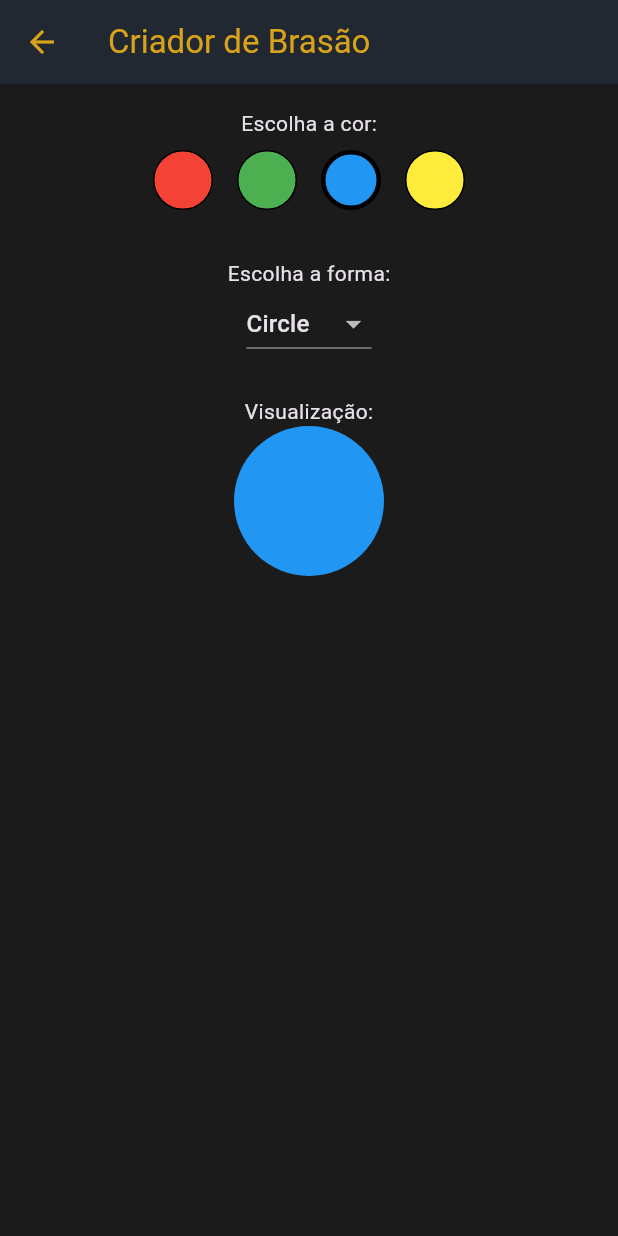
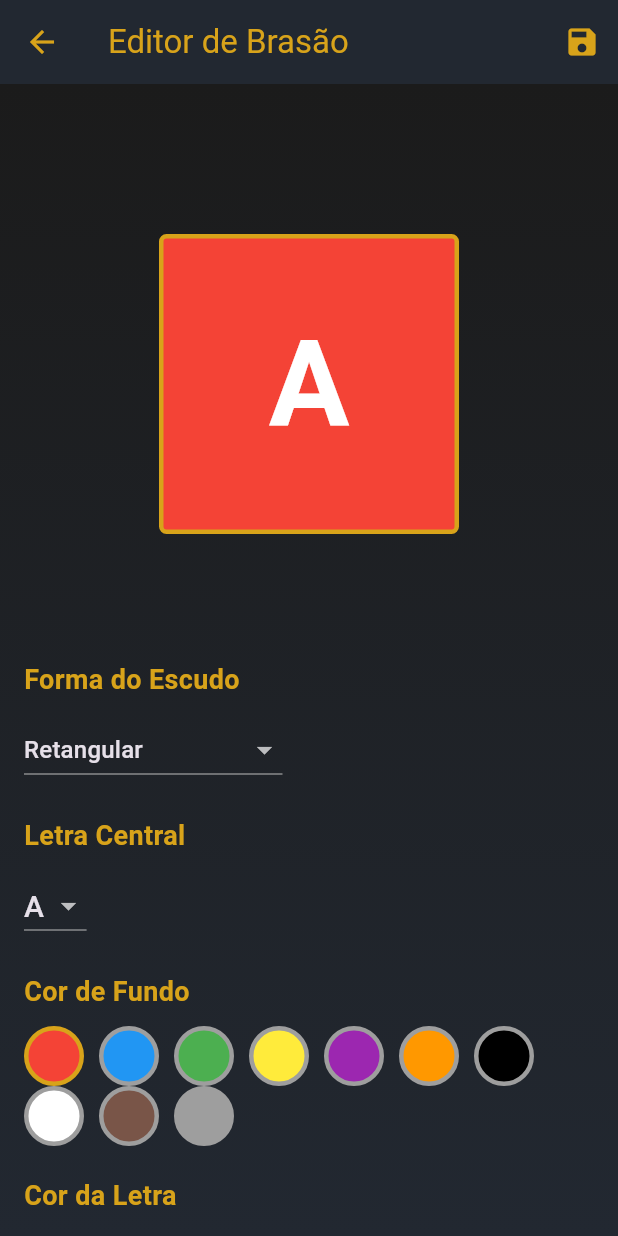
Before and after one commit to Souza371/Game-of-Trones, a Flutter app: the screen it shows after launch, after a tap on "Criar Brasão", on a phone screen of 412 x 824 dp. Run offline on Flutter 3.47's test engine with Material 3 defaults, Android fonts, the light colour scheme and no system bars; Roboto replaces fonts that are missing (Cinzel).

Commit message:
feat: editor de brasões completo com salvamento automático + sistema de missões + quiz reformulado

```diff
--- a/lib/main.dart
+++ b/lib/main.dart
@@ -4,10 +4,9 @@ import 'screens/profile_screen.dart';
 import 'screens/search_screen.dart';
 import 'screens/character_detail_screen.dart';
 import 'screens/quiz_screen.dart';
-import 'screens/emblem_creator_screen.dart';
+import 'screens/emblem_editor_screen.dart'; // NOVO EDITOR
 import 'screens/quiz_result_screen.dart';
 import 'screens/house_result_screen.dart';
-
 
 void main() {
   runApp(GotPoquedexApp());
@@ -17,7 +16,7 @@ class GotPoquedexApp extends StatelessWidget {
   @override
   Widget build(BuildContext context) {
     return MaterialApp(
-      title: 'Pokedex Temática - Game of Thrones',
+      title: 'Game of Thrones - Criador de Brasões',
       theme: ThemeData.dark().copyWith(
         colorScheme: ColorScheme.dark(
           primary: Color(0xFF222831),
@@ -47,10 +46,9 @@ class GotPoquedexApp extends StatelessWidget {
         '/profile': (context) => ProfileScreen(),
         '/search': (context) => SearchScreen(),
         '/quiz': (context) => QuizScreen(),
-        '/emblem': (context) => EmblemCreatorScreen(),
-  '/result': (context) => QuizResultScreen(),
-  '/house_result': (context) => HouseResultScreen(),
-        // Para detalhes, use Navigator.push
+        '/emblem_editor': (context) => EmblemEditorScreen(), // EDITOR ADICIONADO
+        '/result': (context) => QuizResultScreen(),
+        '/house_result': (context) => HouseResultScreen(),
       },
       debugShowCheckedModeBanner: false,
     );
--- /dev/null
+++ b/lib/screens/emblem_editor_screen.dart
@@ -0,0 +1,303 @@
+
+import 'package:flutter/material.dart';
+import 'dart:io';
+import 'dart:async';
+import 'package:path_provider/path_provider.dart';
+
+class EmblemEditorScreen extends StatefulWidget {
+  @override
+  _EmblemEditorScreenState createState() => _EmblemEditorScreenState();
+}
+
+class _EmblemEditorScreenState extends State<EmblemEditorScreen> {
+  // Opções personalizáveis
+  String _selectedShape = 'Retangular';
+  Color _backgroundColor = Colors.red;
+  Color _letterColor = Colors.white;
+  String _letter = 'A';
+
+  // Lista de formas disponíveis
+  final List<String> _shapes = [
+    'Retangular',
+    'Quadrada',
+    'Triangular',
+    'Cauda-de-andorinha',
+    'Flâmula'
+  ];
+
+  // Lista de letras disponíveis
+  final List<String> _letters = [
+    'A', 'B', 'C', 'D', 'E', 'F', 'G', 'H', 'I', 'J', 'K', 'L', 'M',
+    'N', 'O', 'P', 'Q', 'R', 'S', 'T', 'U', 'V', 'W', 'X', 'Y', 'Z'
+  ];
+
+  // Cores pré-definidas
+  final List<Color> _colors = [
+    Colors.red,
+    Colors.blue,
+    Colors.green,
+    Colors.yellow,
+    Colors.purple,
+    Colors.orange,
+    Colors.black,
+    Colors.white,
+    Colors.brown,
+    Colors.grey,
+  ];
+
+  @override
+  Widget build(BuildContext context) {
+    return Scaffold(
+      appBar: AppBar(
+        title: Text('Editor de Brasão'),
+        backgroundColor: Color(0xFF222831),
+        foregroundColor: Color(0xFFD8A31A),
+        actions: [
+          IconButton(
+            icon: Icon(Icons.save),
+            onPressed: _saveEmblem,
+          )
+        ],
+      ),
+      body: Container(
+        decoration: BoxDecoration(
+          gradient: LinearGradient(
+            begin: Alignment.topCenter,
+            end: Alignment.bottomCenter,
+            colors: [
+              Color(0xFF1B1B1B),
+              Color(0xFF222831),
+            ],
+          ),
+        ),
+        child: Padding(
+          padding: const EdgeInsets.all(16.0),
+          child: Column(
+            children: [
+              // PREVIEW DO BRASÃO
+              Expanded(
+                child: Center(
+                  child: Container(
+                    width: 200,
+                    height: 200,
+                    decoration: BoxDecoration(
+                      color: _backgroundColor,
+                      border: Border.all(color: Color(0xFFD8A31A), width: 3),
+                      borderRadius: _getBorderRadius(),
+                    ),
+                    child: Center(
+                      child: Text(
+                        _letter,
+                        style: TextStyle(
+                          fontSize: 80,
+                          fontWeight: FontWeight.bold,
+                          color: _letterColor,
+                          fontFamily: 'Cinzel',
+                        ),
+                      ),
+                    ),
+                  ),
+                ),
+              ),
+
+              // OPÇÕES DE PERSONALIZAÇÃO
+              Expanded(
+                child: ListView(
+                  children: [
+                    // FORMA DO ESCUDO
+                    _buildOptionSection(
+                      title: 'Forma do Escudo',
+                      child: DropdownButton<String>(
+                        value: _selectedShape,
+                        items: _shapes.map((String shape) {
+                          return DropdownMenuItem<String>(
+                            value: shape,
+                            child: Text(shape),
+                          );
+                        }).toList(),
+                        onChanged: (String? newValue) {
+                          setState(() {
+                            _selectedShape = newValue!;
+                          });
+                        },
+                      ),
+                    ),
+
+                    // LETRA CENTRAL
+                    _buildOptionSection(
+                      title: 'Letra Central',
+                      child: DropdownButton<String>(
+                        value: _letter,
+                        items: _letters.map((String letter) {
+                          return DropdownMenuItem<String>(
+                            value: letter,
+                            child: Text(letter, style: TextStyle(fontSize: 20)),
+                          );
+                        }).toList(),
+                        onChanged: (String? newValue) {
+                          setState(() {
+                            _letter = newValue!;
+                          });
+                        },
+                      ),
+                    ),
+
+                    // COR DE FUNDO
+                    _buildOptionSection(
+                      title: 'Cor de Fundo',
+                      child: Wrap(
+                        spacing: 10,
+                        children: _colors.map((color) {
+                          return GestureDetector(
+                            onTap: () {
+                              setState(() {
+                                _backgroundColor = color;
+                              });
+                            },
+                            child: Container(
+                              width: 40,
+                              height: 40,
+                              decoration: BoxDecoration(
+                                color: color,
+                                border: Border.all(
+                                  color: _backgroundColor == color ? Color(0xFFD8A31A) : Colors.grey,
+                                  width: 3
+                                ),
+                                borderRadius: BorderRadius.circular(20),
+                              ),
+                            ),
+                          );
+                        }).toList(),
+                      ),
+                    ),
+
+                    // COR DA LETRA
+                    _buildOptionSection(
+                      title: 'Cor da Letra',
+                      child: Wrap(
+                        spacing: 10,
+                        children: _colors.map((color) {
+                          return GestureDetector(
+                            onTap: () {
+                              setState(() {
+                                _letterColor = color;
+                              });
+                            },
+                            child: Container(
+                              width: 40,
+                              height: 40,
+                              decoration: BoxDecoration(
+                                color: color,
+                                border: Border.all(
+                                  color: _letterColor == color ? Color(0xFFD8A31A) : Colors.grey,
+                                  width: 3
+                                ),
+                                borderRadius: BorderRadius.circular(20),
+                              ),
+                            ),
+                          );
+                        }).toList(),
+                      ),
+                    ),
+                  ],
+                ),
+              ),
+            ],
+          ),
+        ),
+      ),
+    );
+  }
+
+  Widget _buildOptionSection({required String title, required Widget child}) {
+    return Padding(
+      padding: const EdgeInsets.only(bottom: 20.0),
+      child: Column(
+        crossAxisAlignment: CrossAxisAlignment.start,
+        children: [
+          Text(
+            title,
+            style: TextStyle(
+              color: Color(0xFFD8A31A),
+              fontSize: 18,
+              fontWeight: FontWeight.bold,
+              fontFamily: 'Cinzel',
+            ),
+          ),
+          SizedBox(height: 10),
+          child,
+        ],
+      ),
+    );
+  }
+
+  BorderRadius _getBorderRadius() {
+    switch (_selectedShape) {
+      case 'Quadrada':
+        return BorderRadius.circular(10);
+      case 'Triangular':
+        return BorderRadius.only(
+          topLeft: Radius.circular(20),
+          topRight: Radius.circular(20),
+          bottomLeft: Radius.zero,
+          bottomRight: Radius.zero,
+        );
+      case 'Cauda-de-andorinha':
+        return BorderRadius.only(
+          topLeft: Radius.circular(20),
+          topRight: Radius.circular(20),
+          bottomLeft: Radius.circular(40),
+          bottomRight: Radius.circular(40),
+        );
+      case 'Flâmula':
+        return BorderRadius.only(
+          topLeft: Radius.circular(5),
+          topRight: Radius.circular(20),
+          bottomLeft: Radius.circular(5),
+          bottomRight: Radius.circular(20),
+        );
+      default: // Retangular
+        return BorderRadius.circular(5);
+    }
+  }
+
+  void _saveEmblem() async {
+    try {
+      // Cria o diretório para salvar
+      final directory = await getApplicationDocumentsDirectory();
+      final file = File('${directory.path}/meu_brasao.txt');
+
+      // Prepara os dados para salvar
+      final data = '''
+BRASÃO PERSONALIZADO:
+- Forma: $_selectedShape
+- Cor de Fundo: ${_backgroundColor.toString()}
+- Cor da Letra: ${_letterColor.toString()}
+- Letra: $_letter
+- Data: ${DateTime.now()}
+''';
+
+      // Salva automaticamente
+      await file.writeAsString(data);
+
+      showDialog(
+        context: context,
+        builder: (context) => AlertDialog(
+          title: Text('✅ Brasão Salvo Automaticamente!'),
+          content: Text('Arquivo salvo em: ${file.path}'),
+          actions: [
+            TextButton(
+              onPressed: () => Navigator.pop(context),
+              child: Text('OK'),
+            ),
+          ],
+        ),
+      );
+
+      print('Arquivo salvo automaticamente: ${file.path}');
+
+    } catch (e) {
+      print('Erro ao salvar: $e');
+    }
+  }
+}
--- a/lib/screens/home_screen.dart
+++ b/lib/screens/home_screen.dart
@@ -6,20 +6,41 @@ class HomeScreen extends StatelessWidget {
     return Scaffold(
       appBar: AppBar(
         title: Text('Pokedex Temática - Game of Thrones'),
+        backgroundColor: Color(0xFF222831),
+        foregroundColor: Color(0xFFD8A31A),
       ),
-      body: Center(
+      body: Container(
+        decoration: BoxDecoration(
+          gradient: LinearGradient(
+            begin: Alignment.topCenter,
+            end: Alignment.bottomCenter,
+            colors: [
+              Color(0xFF1B1B1B),
+              Color(0xFF222831),
+            ],
+          ),
+        ),
+        child: Center(
           child: Column(
             mainAxisAlignment: MainAxisAlignment.center,
             children: [
               Text(
                 'Bem-vindo à Pokedex Temática!',
-              style: TextStyle(fontSize: 24, fontWeight: FontWeight.bold),
+                style: TextStyle(
+                  fontSize: 24,
+                  fontWeight: FontWeight.bold,
+                  color: Color(0xFFD8A31A),
+                  fontFamily: 'Cinzel',
+                ),
                 textAlign: TextAlign.center,
               ),
               SizedBox(height: 16),
               Text(
                 'Explore personagens, personalize seu perfil e escolha seu brasão.',
-              style: TextStyle(fontSize: 16),
+                style: TextStyle(
+                  fontSize: 16,
+                  color: Colors.white,
+                ),
                 textAlign: TextAlign.center,
               ),
               SizedBox(height: 32),
@@ -29,7 +50,11 @@ class HomeScreen extends StatelessWidget {
                   Navigator.pushNamed(context, '/profile');
                 },
                 label: Text('Perfil'),
-              style: ElevatedButton.styleFrom(minimumSize: Size(200, 40)),
+                style: ElevatedButton.styleFrom(
+                  minimumSize: Size(200, 50),
+                  backgroundColor: Color(0xFFD8A31A),
+                  foregroundColor: Colors.black,
+                ),
               ),
               SizedBox(height: 16),
               ElevatedButton.icon(
@@ -38,16 +63,24 @@ class HomeScreen extends StatelessWidget {
                   Navigator.pushNamed(context, '/search');
                 },
                 label: Text('Buscar Personagens'),
-              style: ElevatedButton.styleFrom(minimumSize: Size(200, 40)),
+                style: ElevatedButton.styleFrom(
+                  minimumSize: Size(200, 50),
+                  backgroundColor: Color(0xFFD8A31A),
+                  foregroundColor: Colors.black,
+                ),
               ),
               SizedBox(height: 16),
               ElevatedButton.icon(
                 icon: Icon(Icons.shield),
                 onPressed: () {
-                Navigator.pushNamed(context, '/emblem');
+                  Navigator.pushNamed(context, '/emblem_editor'); // CORRIGIDO
                 },
                 label: Text('Criar Brasão'),
-              style: ElevatedButton.styleFrom(minimumSize: Size(200, 40)),
+                style: ElevatedButton.styleFrom(
+                  minimumSize: Size(200, 50),
+                  backgroundColor: Color(0xFFD8A31A),
+                  foregroundColor: Colors.black,
+                ),
               ),
               SizedBox(height: 16),
               ElevatedButton.icon(
@@ -56,9 +89,14 @@ class HomeScreen extends StatelessWidget {
                   Navigator.pushNamed(context, '/quiz');
                 },
                 label: Text('Quiz das Casas'),
-              style: ElevatedButton.styleFrom(minimumSize: Size(200, 40)),
+                style: ElevatedButton.styleFrom(
+                  minimumSize: Size(200, 50),
+                  backgroundColor: Color(0xFFD8A31A),
+                  foregroundColor: Colors.black,
+                ),
               ),
             ],
+          ),
         ),
       ),
     );
--- a/pubspec.yaml
+++ b/pubspec.yaml
@@ -12,6 +12,7 @@ dependencies:
     sdk: flutter
   cupertino_icons: ^1.0.8
   http: ^1.2.0  # DEPENDÊNCIA HTTP ADICIONADA
+  path_provider: ^2.1.5
 
 dev_dependencies:
   flutter_test:
```
Also changed, not shown: pubspec.lock, 1 other file. Lines whose indentation alone changed are shown as unchanged.
